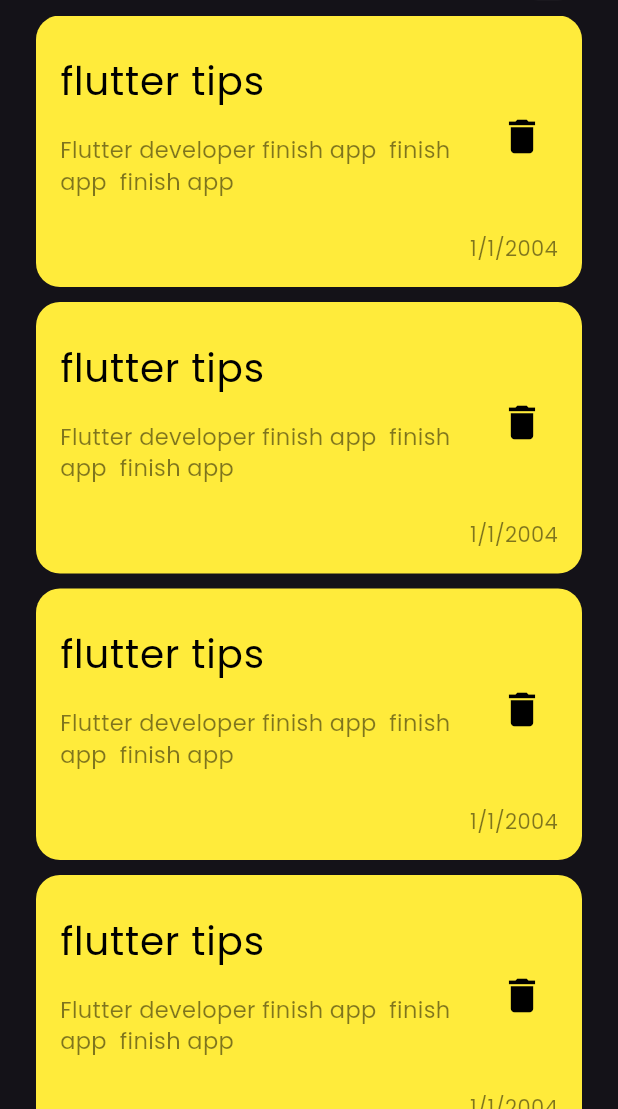
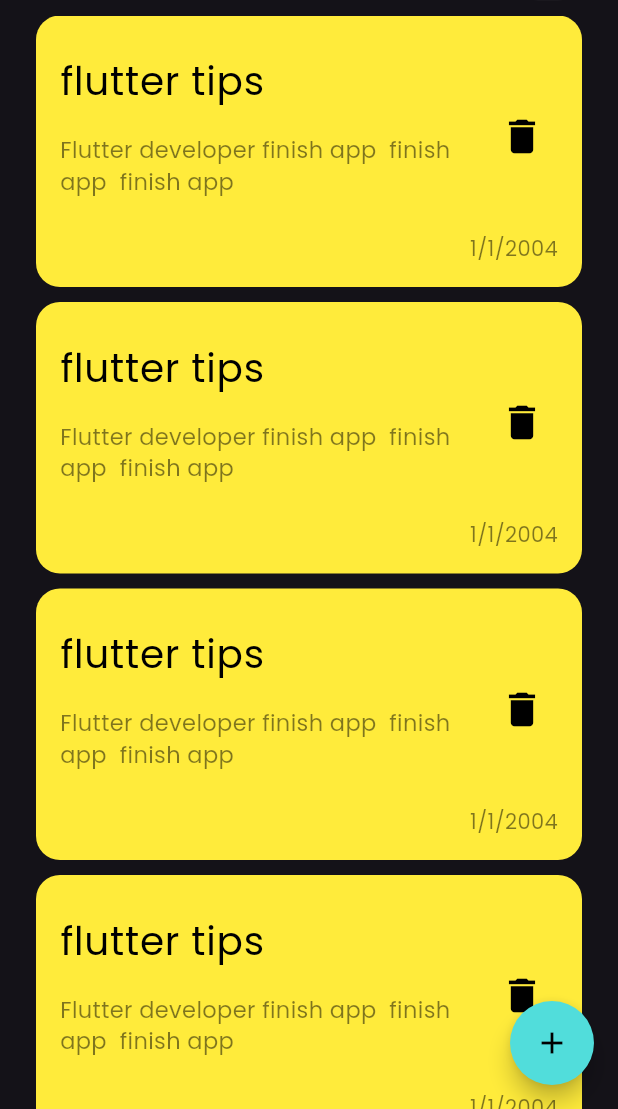
Before and after one commit to mahmoud123asd/NotesApp, a Flutter app: the screen it shows after launch, on a phone screen of 412 x 824 dp, the part 127-1236 px from its top. Run offline on Flutter 3.47's test engine with Material 3 defaults, Android fonts, the phone set to English and light mode, and no system bars.

Commit message:
add floatingActionButton

```diff
--- a/lib/views/notes_view.dart
+++ b/lib/views/notes_view.dart
@@ -7,6 +7,16 @@ class NotesView extends StatelessWidget {
   @override
   Widget build(BuildContext context) {
     return Scaffold(
+      floatingActionButton: FloatingActionButton(
+        tooltip: "Add Note",
+        backgroundColor: const Color.fromARGB(255, 81, 221, 219),
+        shape: RoundedRectangleBorder(borderRadius: BorderRadius.circular(30)),
+        onPressed: () {},
+        child: Icon(
+          Icons.add,
+          color: Colors.black,
+        ),
+      ),
       body: NotesViewBody(),
     );
   }
```
